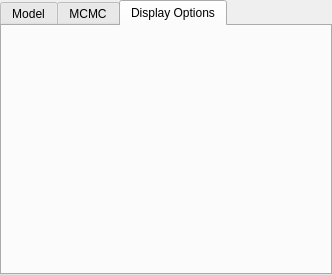
The window that src/plugins/external_tool_support/src/ui/MrBayesDialog.ui (violethaze74/ugene) describes before a commit, drawn with Qt 5.
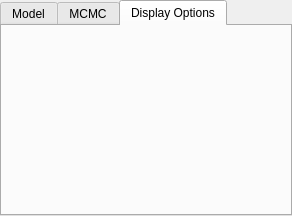
The same window after the commit. The open tabs and pages were chosen to show the change. Custom widgets are drawn as their Qt base class.

Commit message: UGENE-4650: dialog size policy fix

```diff
--- a/src/plugins/external_tool_support/src/ui/MrBayesDialog.ui
+++ b/src/plugins/external_tool_support/src/ui/MrBayesDialog.ui
@@ -12,8 +12,8 @@
    <rect>
     <x>0</x>
     <y>0</y>
-    <width>332</width>
-    <height>275</height>
+    <width>292</width>
+    <height>249</height>
    </rect>
   </property>
   <property name="minimumSize">
@@ -46,6 +46,12 @@
    </property>
    <item>
     <widget class="QTabWidget" name="twSettings">
+     <property name="sizePolicy">
+      <sizepolicy hsizetype="Expanding" vsizetype="Fixed">
+       <horstretch>0</horstretch>
+       <verstretch>0</verstretch>
+      </sizepolicy>
+     </property>
      <property name="currentIndex">
       <number>0</number>
      </property>
@@ -323,6 +329,9 @@
        <string>Display Options</string>
       </attribute>
       <layout class="QVBoxLayout" name="verticalLayout_2">
+       <property name="sizeConstraint">
+        <enum>QLayout::SetMinAndMaxSize</enum>
+       </property>
        <item>
         <widget class="U2::PhyTreeDisplayOptionsWidget" name="displayOptions" native="true"/>
        </item>
@@ -331,10 +340,13 @@
          <property name="orientation">
           <enum>Qt::Vertical</enum>
          </property>
+         <property name="sizeType">
+          <enum>QSizePolicy::MinimumExpanding</enum>
+         </property>
          <property name="sizeHint" stdset="0">
           <size>
            <width>20</width>
-           <height>201</height>
+           <height>0</height>
           </size>
          </property>
         </spacer>
```
The commit also changes 4 other files.
